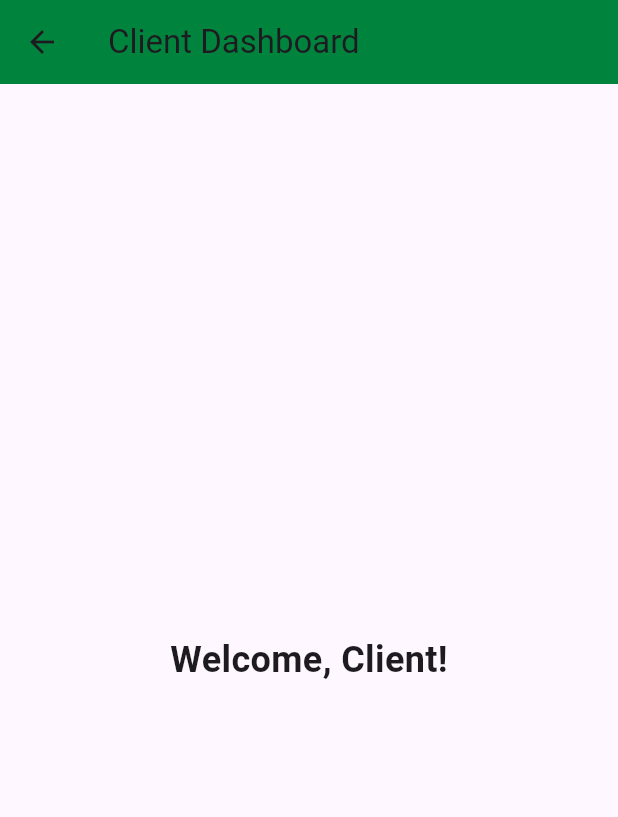
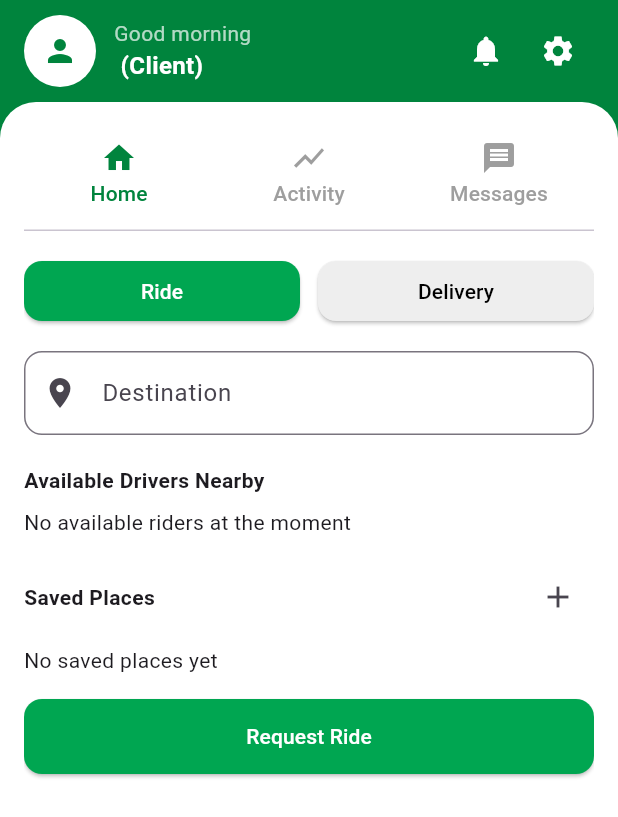
Before and after one commit to TristanCavite/libot_vsu1, a Flutter app: the ClientDashboardScreen screen opened directly, on a phone screen of 412 x 824 dp. Shown: the top 817 px of the screen. Run offline on Flutter 3.47's test engine with Material 3 defaults, Android fonts, the phone set to English and light mode, and no system bars; drawn by our look-alikes of flutter_typeahead; our stand-ins replace cloud_firestore, firebase_auth, firebase_core; accounts and stored records are empty; generated files the repository leaves out were written again.

Commit message:
updated dashboard

```diff
--- /dev/null
+++ b/lib/screens/Client_Dashboard/activity_screen.dart
@@ -0,0 +1,10 @@
+import 'package:flutter/material.dart';
+
+class ActivityScreen extends StatelessWidget {
+  const ActivityScreen({super.key});
+
+  @override
+  Widget build(BuildContext context) {
+    return const Center(child: Text('Activity Screen'));
+  }
+}
--- /dev/null
+++ b/lib/screens/Client_Dashboard/client_dashboard_screen.dart
@@ -0,0 +1,390 @@
+import 'package:cloud_firestore/cloud_firestore.dart';
+import 'package:firebase_auth/firebase_auth.dart';
+import 'package:flutter/material.dart';
+import 'package:flutter_typeahead/flutter_typeahead.dart';
+
+class ClientDashboardScreen extends StatefulWidget {
+  const ClientDashboardScreen({super.key});
+
+  @override
+  State<ClientDashboardScreen> createState() => _ClientDashboardScreenState();
+}
+
+class _ClientDashboardScreenState extends State<ClientDashboardScreen>
+    with SingleTickerProviderStateMixin {
+  late TabController _tabController;
+  String greeting = 'Hello';
+  String fullName = 'User';
+  String selectedTab = 'Ride';
+
+  List<Map<String, dynamic>> availableDrivers = [];
+  List<String> savedPlaces = [];
+  final TextEditingController destinationController = TextEditingController();
+
+  @override
+  void initState() {
+    super.initState();
+    _tabController = TabController(length: 3, vsync: this);
+    _setGreeting();
+    _fetchUserProfile();
+    _fetchAvailableDrivers();
+    _loadSavedPlaces();
+  }
+
+  void _setGreeting() {
+    final hour = DateTime.now().hour;
+    if (hour < 12) {
+      greeting = 'Good morning';
+    } else if (hour < 17) {
+      greeting = 'Good afternoon';
+    } else {
+      greeting = 'Good evening';
+    }
+  }
+
+  void _fetchUserProfile() async {
+    final uid = FirebaseAuth.instance.currentUser?.uid;
+    if (uid == null) return;
+    final doc =
+        await FirebaseFirestore.instance.collection('users').doc(uid).get();
+    setState(() {
+      fullName = doc['fullName'] ?? 'User';
+    });
+  }
+
+  void _fetchAvailableDrivers() async {
+    final query = await FirebaseFirestore.instance
+        .collection('users')
+        .where('role', isEqualTo: 'Rider')
+        .where('status', isEqualTo: 'online')
+        .get();
+
+    setState(() {
+      availableDrivers = query.docs.map((doc) => doc.data()).toList();
+    });
+  }
+
+  void _loadSavedPlaces() async {
+    final uid = FirebaseAuth.instance.currentUser?.uid;
+    if (uid == null) return;
+    final doc =
+        await FirebaseFirestore.instance.collection('users').doc(uid).get();
+    final List<dynamic> places = doc.data()?['savedPlaces'] ?? [];
+    setState(() {
+      savedPlaces = List<String>.from(places);
+    });
+  }
+
+  void _addNewSavedPlace(String place) async {
+    final uid = FirebaseAuth.instance.currentUser?.uid;
+    if (uid == null || place.trim().isEmpty) return;
+    final userDoc = FirebaseFirestore.instance.collection('users').doc(uid);
+
+    await userDoc.update({
+      'savedPlaces': FieldValue.arrayUnion([place])
+    });
+
+    setState(() {
+      savedPlaces.add(place);
+    });
+  }
+
+  Widget _buildDriverCard(Map<String, dynamic> driver) {
+    return Card(
+      elevation: 1,
+      margin: const EdgeInsets.symmetric(vertical: 6),
+      shape: RoundedRectangleBorder(borderRadius: BorderRadius.circular(16)),
+      child: ListTile(
+        onTap: () {},
+        leading: const CircleAvatar(
+          backgroundImage: AssetImage('assets/images/default_profile.png'),
+        ),
+        title: Text(driver['fullName'] ?? 'Unnamed'),
+        subtitle: Text(driver['vehicle'] ?? 'Kawasaki Rouser'),
+        trailing: Row(
+          mainAxisSize: MainAxisSize.min,
+          children: const [
+            Icon(Icons.star, color: Colors.amber, size: 18),
+            SizedBox(width: 4),
+            Text('4.9'),
+          ],
+        ),
+      ),
+    );
+  }
+
+  @override
+  Widget build(BuildContext context) {
+    return Scaffold(
+      backgroundColor: const Color(0xFF00843D),
+      body: SafeArea(
+        child: Column(
+          children: [
+            Padding(
+  padding: const EdgeInsets.symmetric(horizontal: 16, vertical: 10),
+  child: Row(
+    children: [
+      const CircleAvatar(
+        radius: 24,
+        backgroundColor: Colors.white,
+        child: Icon(Icons.person, color: Color(0xFF00843D)),
+      ),
+      const SizedBox(width: 12),
+      // Wrap the name section in Flexible to avoid overflow
+      Expanded(
+        child: Column(
+          crossAxisAlignment: CrossAxisAlignment.start,
+          children: [
+            Text(greeting, style: const TextStyle(color: Colors.white70)),
+            Text(
+              '$fullName (Client)',
+              style: const TextStyle(
+                color: Colors.white,
+                fontWeight: FontWeight.bold,
+                fontSize: 16,
+                overflow: TextOverflow.ellipsis, // Avoid text breaking layout
+              ),
+              maxLines: 1,
+              softWrap: false,
+            )
+          ],
+        ),
+      ),
+      const SizedBox(width: 8),
+      Row(
+        mainAxisSize: MainAxisSize.min,
+        children: [
+          IconButton(
+            icon: const Icon(Icons.notifications, color: Colors.white),
+            onPressed: () {},
+          ),
+          IconButton(
+            icon: const Icon(Icons.settings, color: Colors.white),
+            onPressed: () {},
+          ),
+        ],
+      ),
+    ],
+  ),
+),
+
+            Expanded(
+              child: Container(
+                width: double.infinity,
+                padding: const EdgeInsets.symmetric(horizontal: 16, vertical: 12),
+                decoration: const BoxDecoration(
+                  color: Colors.white,
+                  borderRadius: BorderRadius.vertical(top: Radius.circular(24)),
+                ),
+                child: Column(
+                  children: [
+                    TabBar(
+                      controller: _tabController,
+                      labelColor: const Color(0xFF00843D),
+                      unselectedLabelColor: Colors.grey,
+                      indicator: const BoxDecoration(),
+                      tabs: const [
+                        Tab(icon: Icon(Icons.home), text: 'Home'),
+                        Tab(icon: Icon(Icons.show_chart), text: 'Activity'),
+                        Tab(icon: Icon(Icons.message), text: 'Messages'),
+                      ],
+                    ),
+                    const SizedBox(height: 16),
+                    Expanded(
+                      child: TabBarView(
+                        controller: _tabController,
+                        children: [
+                          _buildHomeTab(),
+                          const Center(child: Text('Activity tab')),
+                          const Center(child: Text('Messages tab')),
+                        ],
+                      ),
+                    ),
+                  ],
+                ),
+              ),
+            ),
+          ],
+        ),
+      ),
+    );
+  }
+
+  Widget _buildHomeTab() {
+  return SingleChildScrollView( // ✅ FIX: makes content scrollable on keyboard
+    padding: const EdgeInsets.only(bottom: 20), // ✅ Add padding for safety
+    child: Column(
+      crossAxisAlignment: CrossAxisAlignment.start,
+      children: [
+        Row(
+          children: [
+            Expanded(
+              child: ElevatedButton(
+                onPressed: () => setState(() => selectedTab = 'Ride'),
+                style: ElevatedButton.styleFrom(
+                  backgroundColor: selectedTab == 'Ride'
+                      ? const Color(0xFF00A651)
+                      : Colors.grey.shade200,
+                  foregroundColor: selectedTab == 'Ride' ? Colors.white : Colors.black,
+                  shape: RoundedRectangleBorder(borderRadius: BorderRadius.circular(12)),
+                ),
+                child: const Text('Ride'),
+              ),
+            ),
+            const SizedBox(width: 12),
+            Expanded(
+              child: ElevatedButton(
+                onPressed: () => setState(() => selectedTab = 'Delivery'),
+                style: ElevatedButton.styleFrom(
+                  backgroundColor: selectedTab == 'Delivery'
+                      ? const Color(0xFF00A651)
+                      : Colors.grey.shade200,
+                  foregroundColor: selectedTab == 'Delivery' ? Colors.white : Colors.black,
+                  shape: RoundedRectangleBorder(borderRadius: BorderRadius.circular(12)),
+                ),
+                child: const Text('Delivery'),
+              ),
+            ),
+          ],
+        ),
+        const SizedBox(height: 16),
+        if (selectedTab == 'Ride')
+          TypeAheadField<String>(
+            controller: destinationController,
+            builder: (context, controller, focusNode) {
+              return TextField(
+                controller: controller,
+                focusNode: focusNode,
+                decoration: InputDecoration(
+                  prefixIcon: const Icon(Icons.location_on),
+                  hintText: 'Destination',
+                  border: OutlineInputBorder(
+                    borderRadius: BorderRadius.circular(12),
+                  ),
+                ),
+              );
+            },
+            suggestionsCallback: (pattern) {
+              final suggestions = [
+                'VSU Market',
+                'Upper Oval',
+                'Tambaan Farm Cafe',
+                'Dlabs',
+                'DCST',
+                'Upper Utod',
+                'Lower Utod',
+                'Lower Oval',
+                'Gabas',
+                'Bunga',
+                'Marcos',
+                'Patag',
+                'Pangasugan',
+                'Baybay proper',
+                'Kilim',
+                'San Agustin',
+                'Candadam',
+                'Sta. Cruz',
+              ];
+              return suggestions
+                  .where((place) => place.toLowerCase().contains(pattern.toLowerCase()))
+                  .toList();
+            },
+            itemBuilder: (context, String suggestion) {
+              return ListTile(
+                leading: const Icon(Icons.location_on),
+                title: Text(suggestion),
+              );
+            },
+            onSelected: (String suggestion) {
+              setState(() {
+                destinationController.text = suggestion;
+              });
+            },
+          ),
+        const SizedBox(height: 20),
+        const Text('Available Drivers Nearby', style: TextStyle(fontWeight: FontWeight.bold)),
+        const SizedBox(height: 8),
+        if (availableDrivers.isEmpty)
+          const Text('No available riders at the moment')
+        else
+          Column(children: availableDrivers.map(_buildDriverCard).toList()),
+        const SizedBox(height: 16),
+        Row(
+          children: [
+            const Expanded(
+              child: Text(
+                'Saved Places',
+                style: TextStyle(fontWeight: FontWeight.bold),
+              ),
+            ),
+            IconButton(
+              icon: const Icon(Icons.add),
+              onPressed: () async {
+                final newPlace = await showDialog<String>(
+                  context: context,
+                  builder: (context) {
+                    final controller = TextEditingController();
+                    return AlertDialog(
+                      title: const Text('Add New Place'),
+                      content: TextField(
+                        controller: controller,
+                        decoration: const InputDecoration(hintText: 'Enter place name'),
+                      ),
+                      actions: [
+                        TextButton(
+                          onPressed: () => Navigator.pop(context),
+                          child: const Text('Cancel'),
+                        ),
+                        ElevatedButton(
+                          onPressed: () => Navigator.pop(context, controller.text.trim()),
+                          child: const Text('Add'),
+                        ),
+                      ],
+                    );
+                  },
+                );
+                if (newPlace != null && newPlace.isNotEmpty) {
+                  _addNewSavedPlace(newPlace);
+                }
+              },
+            )
+          ],
+        ),
+        const SizedBox(height: 8),
+        if (savedPlaces.isEmpty)
+          const Text('No saved places yet')
+        else
+          Column(
+            children: savedPlaces
+                .map(
+                  (place) => ListTile(
+                    leading: const Icon(Icons.location_on),
+                    title: Text(place),
+                    onTap: () {
+                      destinationController.text = place;
+                    },
+                  ),
+                )
+                .toList(),
+          ),
+        const SizedBox(height: 16),
+        ElevatedButton(
+          onPressed: () {
+            // Use destinationController.text here
+          },
+          style: ElevatedButton.styleFrom(
+            backgroundColor: const Color(0xFF00A651),
+            minimumSize: const Size.fromHeight(50),
+            shape: RoundedRectangleBorder(borderRadius: BorderRadius.circular(12)),
+          ),
+          child: Text(
+            selectedTab == 'Ride' ? 'Request Ride' : 'Request Delivery',
+            style: const TextStyle(color: Colors.white),
+          ),
+        ),
+      ],
+    ),
+  );
+}
+
+}
--- a/lib/screens/client_dashboard_screen.dart
+++ /dev/null
@@ -1,21 +0,0 @@
-import 'package:flutter/material.dart';
-
-class ClientDashboardScreen extends StatelessWidget {
-  const ClientDashboardScreen({super.key});
-
-  @override
-  Widget build(BuildContext context) {
-    return Scaffold(
-      appBar: AppBar(
-        title: const Text('Client Dashboard'),
-        backgroundColor: const Color(0xFF00843D),
-      ),
-      body: const Center(
-        child: Text(
-          'Welcome, Client!',
-          style: TextStyle(fontSize: 24, fontWeight: FontWeight.bold),
-        ),
-      ),
-    );
-  }
-}
```
Also changed, not shown: lib/main.dart (+5 -4 lines), lib/screens/Client_Dashboard/message_screen.dart (added, +10 -0 lines), lib/screens/login_screen.dart (+38 -8 lines), lib/screens/sign_up_screen.dart (+5 -2 lines), lib/utils/lifecycle_watcher.dart (added, +67 -0 lines), pubspec.yaml (+8 -0 lines), assets/images/default_profile.png (added), lib/screens/Rider_Dashboard/rider_dashboard_screen.dart (renamed from lib/screens/rider_dashboard_screen.dart), pubspec.lock, 3 other files.
